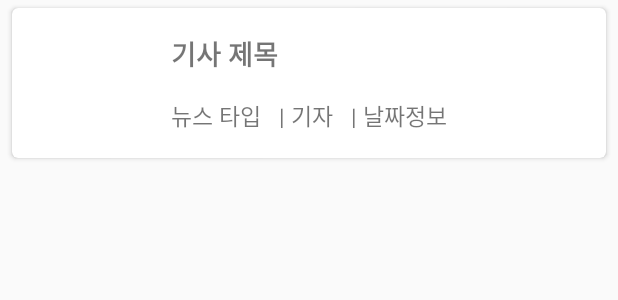
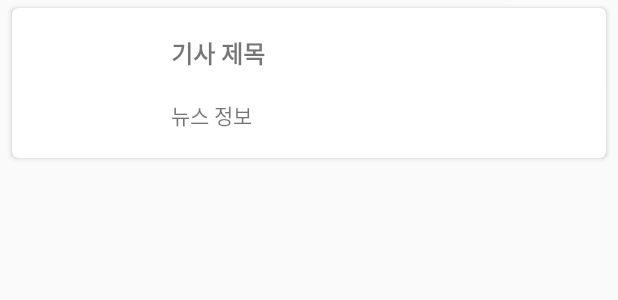
Before and after one commit to shurian44/LOLketing, an Android app: the layout item_news.xml on its own in the app's theme, with its tools: preview values and no code run, on a phone screen of 412 x 824 dp. Shown: the top 300 px of the screen. Run offline under Robolectric (Android 15) with nearby library versions, the phone set to English and light mode, and no system bars; network calls fail.

Commit message:
ver 2.0.1

```diff
--- a/app/src/main/res/layout/item_news.xml
+++ b/app/src/main/res/layout/item_news.xml
@@ -28,51 +28,26 @@
             android:text="기사 제목"
             android:paddingHorizontal="6dp"
             android:maxLines="2"
-            android:textSize="18sp"
+            android:textSize="16sp"
             android:textStyle="bold"
             android:ellipsize="end"
             card_view:layout_constraintTop_toTopOf="parent"
             card_view:layout_constraintLeft_toRightOf="@id/imageView_title"
             card_view:layout_constraintRight_toRightOf="parent"
-            card_view:layout_constraintBottom_toTopOf="@id/textView_author"/>
+            card_view:layout_constraintBottom_toTopOf="@id/textView_info"/>
 
         <TextView
-            android:id="@+id/textView_type"
+            android:id="@+id/textView_info"
             android:layout_width="wrap_content"
             android:layout_height="wrap_content"
-            android:text="뉴스 타입"
+            android:text="뉴스 정보"
             android:paddingHorizontal="6dp"
-            android:textSize="15sp"
+            android:textSize="14sp"
             card_view:layout_constraintTop_toBottomOf="@id/textView_title"
             card_view:layout_constraintLeft_toLeftOf="@id/textView_title"
             card_view:layout_constraintBottom_toBottomOf="parent"
             />
 
-        <TextView
-            android:id="@+id/textView_author"
-            android:layout_width="wrap_content"
-            android:layout_height="wrap_content"
-            android:text="| 기자"
-            android:paddingHorizontal="6dp"
-            android:textSize="15sp"
-            card_view:layout_constraintTop_toBottomOf="@id/textView_title"
-            card_view:layout_constraintLeft_toRightOf="@id/textView_type"
-            card_view:layout_constraintBottom_toBottomOf="parent"/>
-
-        <TextView
-            android:id="@+id/textView_date"
-            android:layout_width="wrap_content"
-            android:layout_height="wrap_content"
-            android:text="| 날짜정보"
-            android:paddingHorizontal="6dp"
-            android:textSize="15sp"
-            android:maxLength="10"
-            card_view:layout_constraintTop_toBottomOf="@id/textView_title"
-            card_view:layout_constraintLeft_toRightOf="@id/textView_author"
-            card_view:layout_constraintBottom_toBottomOf="parent"/>
-
-
-
     </androidx.constraintlayout.widget.ConstraintLayout>
 
 </androidx.cardview.widget.CardView>
```
Also changed, not shown: app/src/main/java/com/ezen/lolketing/NewsActivity.java (deleted, +0 -76 lines), app/src/main/java/com/ezen/lolketing/NewsActivity.kt (added, +83 -0 lines), app/src/main/java/com/ezen/lolketing/NewsWebViewActivity.java (+8 -5 lines), app/src/main/java/com/ezen/lolketing/adapter/NewsAdapter.java (+19 -24 lines), app/src/main/java/com/ezen/lolketing/model/NewsDTO.java (added, +52 -0 lines), app/src/main/java/com/ezen/lolketing/model/NewsData.java (deleted, +0 -62 lines), app/src/main/res/layout/activity_news_web_view.xml (+4 -3 lines).
